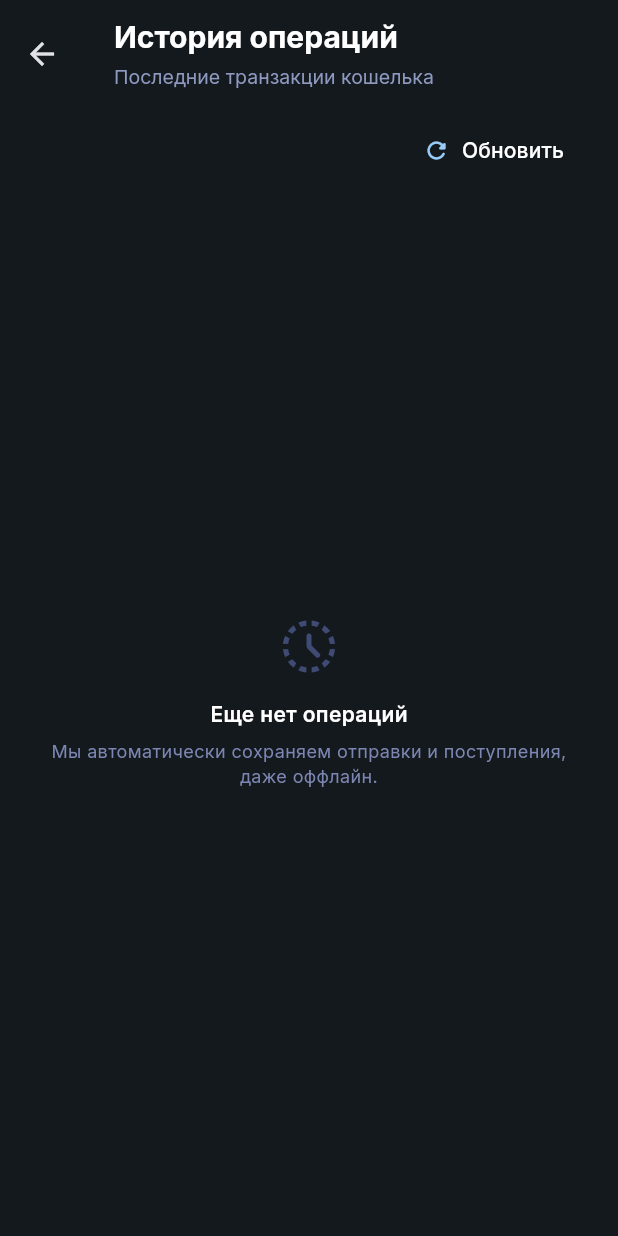
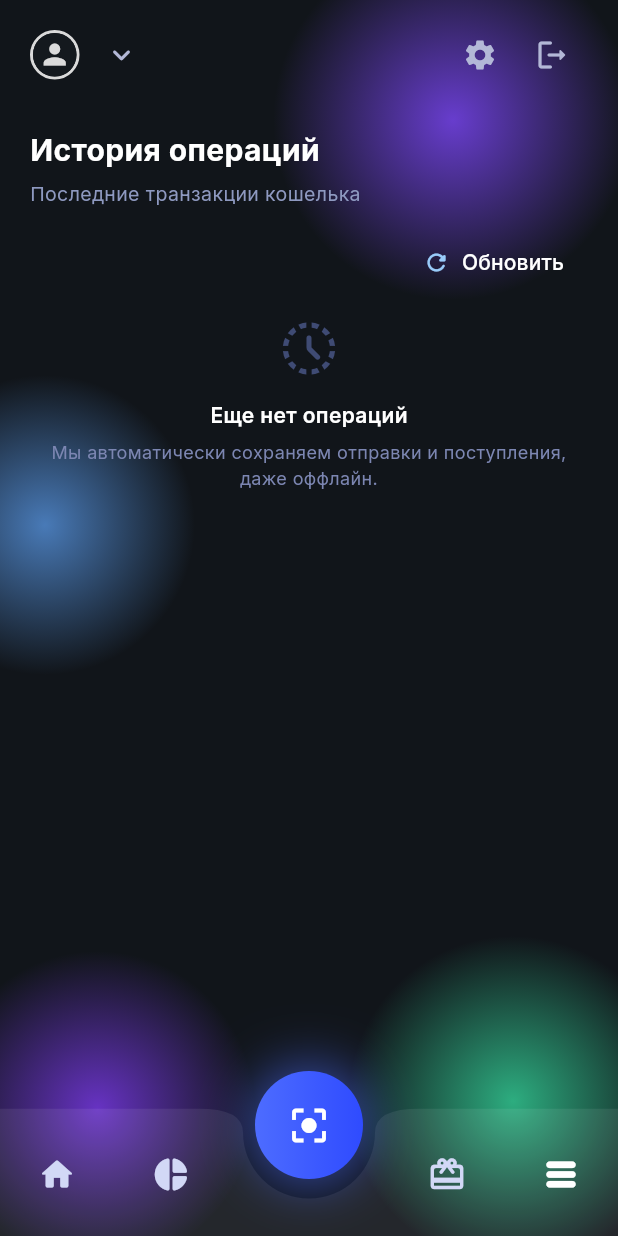
Before and after one commit to DaniilTR/atx_wallet, a Flutter app: the HistoryPage screen opened directly, on a phone screen of 412 x 824 dp. Run offline on Flutter 3.47's test engine with Material 3 defaults, Android fonts, the phone set to English and light mode, and no system bars; our stand-ins replace flutter_secure_storage, google_fonts, hex, qr_flutter, shared_preferences; missing offline and left inert: bip32, bip39, mobile_scanner, web3dart; accounts and stored records are empty.

Commit message:
изменения history_page.dart

```diff
--- a/lib/features/home/activity/history_page.dart
+++ b/lib/features/home/activity/history_page.dart
@@ -2,26 +2,91 @@ import 'package:flutter/material.dart';
 import 'package:flutter/services.dart';
 import 'package:google_fonts/google_fonts.dart';
 
-import '../../../providers/wallet_scope.dart';
+import 'package:atx_wallet/features/auth/widgets/animated_neon_background.dart';
+import 'package:atx_wallet/features/home/activity/qr_page.dart';
+import 'package:atx_wallet/features/home/home_page.dart';
+import 'package:atx_wallet/features/home/widgets/bottom_nav.dart';
+import 'package:atx_wallet/providers/wallet_scope.dart';
+import 'package:atx_wallet/services/auth_scope.dart';
 
-class HistoryPage extends StatelessWidget {
+class HistoryPage extends StatefulWidget {
   const HistoryPage({super.key});
 
   @override
+  State<HistoryPage> createState() => _HistoryPageState();
+}
+
+class _HistoryPageState extends State<HistoryPage> {
+  int _tab = 3;
+
+  void _handleTabChange(int value) {
+    if (value == 0) {
+      Navigator.of(context).pushReplacementNamed('/home');
+      return;
+    }
+    if (value == 1) {
+      Navigator.of(context).pushReplacementNamed('/market');
+      return;
+    }
+    if (value == 2) {
+      Navigator.of(context).pushReplacementNamed('/rewards');
+      return;
+    }
+    setState(() => _tab = value);
+  }
+
+  Future<T?> _showNeonSheet<T>(Widget child) {
+    return showModalBottomSheet<T>(
+      context: context,
+      isScrollControlled: true,
+      backgroundColor: Colors.transparent,
+      builder: (ctx) => SafeArea(
+        child: SingleChildScrollView(
+          padding: EdgeInsets.only(
+            bottom: MediaQuery.of(ctx).viewInsets.bottom + 20,
+            left: 16,
+            right: 16,
+            top: 12,
+          ),
+          child: child,
+        ),
+      ),
+    );
+  }
+
+  String? get _currentAddress {
+    final wallet = WalletScope.of(context);
+    return wallet.activeProfile?.addressHex;
+  }
+
+  Future<void> _openQrPage() async {
+    final scanned = await Navigator.of(context).push<String?>(
+      MaterialPageRoute(builder: (_) => QrPage(address: _currentAddress)),
+    );
+    if (!mounted) return;
+    if (scanned != null) {
+      await _showNeonSheet<void>(
+        SendSheet(address: _currentAddress, initialRecipient: scanned),
+      );
+    }
+  }
+
+  @override
   Widget build(BuildContext context) {
+    final auth = AuthScope.of(context);
     final wallet = WalletScope.of(context);
     final history = wallet.history;
     final loading = wallet.historyLoading;
     final error = wallet.historyError;
     final theme = Theme.of(context);
+    final isDark = theme.brightness == Brightness.dark;
+    final primaryTextColor = isDark ? Colors.white : const Color(0xFF0F172A);
 
     Widget body;
     if (loading && history.isEmpty) {
-      body = const Center(
-        child: CircularProgressIndicator(
-          strokeWidth: 2,
-          valueColor: AlwaysStoppedAnimation<Color>(Color(0xFF7C86B2)),
-        ),
+      body = const Padding(
+        padding: EdgeInsets.symmetric(vertical: 48),
+        child: Center(child: CircularProgressIndicator(strokeWidth: 2)),
       );
     } else if (history.isEmpty) {
       body = Center(
@@ -55,7 +120,8 @@ class HistoryPage extends StatelessWidget {
       );
     } else {
       body = ListView.separated(
-        physics: const BouncingScrollPhysics(),
+        shrinkWrap: true,
+        physics: const NeverScrollableScrollPhysics(),
         padding: EdgeInsets.zero,
         itemBuilder: (context, index) {
           final entry = history[index];
@@ -132,19 +198,68 @@ class HistoryPage extends StatelessWidget {
     }
 
     return Scaffold(
+      extendBody: true,
       backgroundColor: theme.scaffoldBackgroundColor,
-      appBar: AppBar(
-        backgroundColor: Colors.transparent,
-        elevation: 0,
-        titleSpacing: 20,
-        toolbarHeight: 72,
-        title: Column(
-          crossAxisAlignment: CrossAxisAlignment.start,
+      body: Stack(
         children: [
+          AnimatedNeonBackground(isDark: isDark),
+          const Positioned(
+            top: -40,
+            right: -10,
+            child: _GlowCircle(
+              diameter: 240,
+              color: Color.fromARGB(255, 125, 71, 250),
+              opacity: 0.8,
+            ),
+          ),
+          const Positioned(
+            top: 250,
+            left: -70,
+            child: _GlowCircle(
+              diameter: 200,
+              color: Color(0xFF60A5FA),
+              opacity: 0.7,
+            ),
+          ),
+          const Positioned(
+            bottom: -20,
+            left: -40,
+            child: _GlowCircle(
+              diameter: 210,
+              color: Color(0xFF7C3AED),
+              opacity: 0.8,
+            ),
+          ),
+          const Positioned(
+            bottom: -20,
+            right: -40,
+            child: _GlowCircle(
+              diameter: 220,
+              color: Color(0xFF34D399),
+              opacity: 0.8,
+            ),
+          ),
+          SafeArea(
+            child: ListView(
+              physics: const BouncingScrollPhysics(),
+              padding: const EdgeInsets.fromLTRB(20, 4, 20, 190),
+              children: [
+                HomeTopBar(
+                  username: auth.currentUser?.username ?? 'Wallet',
+                  isDark: isDark,
+                  onSettings: () => Navigator.pushNamed(context, '/settings'),
+                  onLogout: () async {
+                    wallet.clearDevProfile();
+                    await auth.logout();
+                    if (!mounted) return;
+                    Navigator.pushReplacementNamed(context, '/login');
+                  },
+                ),
+                const SizedBox(height: 16),
                 Text(
                   'История операций',
                   style: GoogleFonts.inter(
-                color: Colors.white,
+                    color: primaryTextColor,
                     fontSize: 20,
                     fontWeight: FontWeight.w700,
                   ),
@@ -153,36 +268,29 @@ class HistoryPage extends StatelessWidget {
                 Text(
                   'Последние транзакции кошелька',
                   style: GoogleFonts.inter(
-                color: const Color(0xFF8E99C0),
+                    color: isDark
+                        ? const Color(0xFF8E99C0)
+                        : const Color(0xFF475569),
                     fontSize: 13,
                   ),
                 ),
-          ],
-        ),
-      ),
-      body: Padding(
-        padding: const EdgeInsets.fromLTRB(20, 4, 20, 24),
-        child: Column(
-          children: [
+                const SizedBox(height: 12),
                 Align(
                   alignment: Alignment.centerRight,
                   child: TextButton.icon(
                     onPressed: loading ? null : () => wallet.refreshHistory(),
                     icon: loading
-                    ? SizedBox(
+                        ? const SizedBox(
                             width: 16,
                             height: 16,
-                        child: CircularProgressIndicator(
-                          strokeWidth: 2,
-                          valueColor: const AlwaysStoppedAnimation<Color>(
-                            Color(0xFF7C86B2),
-                          ),
-                        ),
+                            child: CircularProgressIndicator(strokeWidth: 2),
                           )
                         : const Icon(Icons.refresh_rounded, size: 18),
                     label: Text(
                       'Обновить',
-                  style: GoogleFonts.inter(color: Colors.white),
+                      style: GoogleFonts.inter(
+                        color: isDark ? Colors.white : const Color(0xFF0F172A),
+                      ),
                     ),
                   ),
                 ),
@@ -197,8 +305,44 @@ class HistoryPage extends StatelessWidget {
                   ),
                 ],
                 const SizedBox(height: 12),
-            Expanded(child: body),
+                body,
               ],
+            ),
+          ),
+        ],
+      ),
+      bottomNavigationBar: BottomNav(
+        index: _tab,
+        onChanged: _handleTabChange,
+        onQrTap: _openQrPage,
+        isDark: isDark,
+      ),
+    );
+  }
+}
+
+class _GlowCircle extends StatelessWidget {
+  const _GlowCircle({
+    required this.diameter,
+    required this.color,
+    this.opacity = 0.55,
+  });
+
+  final double diameter;
+  final Color color;
+  final double opacity;
+
+  @override
+  Widget build(BuildContext context) {
+    return IgnorePointer(
+      child: Container(
+        width: diameter,
+        height: diameter,
+        decoration: BoxDecoration(
+          shape: BoxShape.circle,
+          gradient: RadialGradient(
+            colors: [color.withOpacity(opacity), color.withOpacity(0.0)],
+          ),
         ),
       ),
     );
--- a/lib/features/market/coin_detail_page.dart
+++ b/lib/features/home/activity/market/coin_detail_page.dart
@@ -1,8 +1,8 @@
 import 'package:flutter/material.dart';
 import 'package:google_fonts/google_fonts.dart';
 
-import '../../providers/wallet_scope.dart';
-import '../../services/price_service.dart';
+import '../../../../providers/wallet_scope.dart';
+import '../../../../services/price_service.dart';
 
 class CoinDetailPage extends StatefulWidget {
   const CoinDetailPage({
--- a/lib/features/market/market_screen.dart
+++ b/lib/features/home/activity/market/market_screen.dart
@@ -1,4 +1,4 @@
-part of '../home/home_page.dart';
+part of '../../home_page.dart';
 
 class MarketScreen extends StatefulWidget {
   const MarketScreen({super.key});
@@ -30,9 +30,7 @@ class _MarketScreenState extends State<MarketScreen> {
   }
 
   Future<void> _openHistoryPage() async {
-    await Navigator.of(
-      context,
-    ).push(MaterialPageRoute(builder: (_) => const HistoryPage()));
+    await Navigator.of(context).pushNamed('/history');
   }
 
   Future<void> _openQrPage() async {
--- a/lib/features/home/activity/rewards_page.dart
+++ b/lib/features/home/activity/rewards_page.dart
@@ -30,9 +30,7 @@ class _RewardsPageState extends State<RewardsPage> {
   }
 
   Future<void> _openHistoryPage() async {
-    await Navigator.of(
-      context,
-    ).push(MaterialPageRoute(builder: (_) => const HistoryPage()));
+    await Navigator.of(context).pushNamed('/history');
   }
 
   Future<void> _openQrPage() async {
--- a/lib/main.dart
+++ b/lib/main.dart
@@ -7,12 +7,13 @@ import 'features/settings/settings_screen.dart';
 import 'services/platform.dart';
 import 'features/desktop/pairing_screen.dart';
 import 'features/desktop/dashboard_screen.dart';
-import 'features/connection_screen/pair_connect_screen.dart';
+import 'features/desktop/connection_screen/pair_connect_screen.dart';
 import 'package:google_fonts/google_fonts.dart';
 import 'features/auth/start_page.dart';
 import 'features/auth/login_page.dart';
 import 'features/auth/register_page.dart';
 import 'features/home/home_page.dart';
+import 'features/home/activity/history_page.dart';
 import 'providers/wallet_provider.dart';
 import 'providers/wallet_scope.dart';
 
@@ -182,6 +183,9 @@ class _AtxWalletAppState extends State<AtxWalletApp> {
         '/login': (_) => const LoginPage(),
         '/register': (_) => const RegisterPage(),
         '/home': (_) => const HomePage(),
+        '/market': (_) => const MarketScreen(),
+        '/rewards': (_) => const RewardsPage(),
+        '/history': (_) => const HistoryPage(),
         '/mobile/pair': (_) => const MobilePairConnectScreen(),
         '/desktop/pair': (_) => const DesktopPairingScreen(),
         '/desktop/dashboard': (_) => const DesktopDashboardScreen(),
--- a/lib/services/config.dart
+++ b/lib/services/config.dart
@@ -37,7 +37,7 @@ const String kBnbUsdPriceUrl = String.fromEnvironment(
 /// Начальный маршрут — если хотите пропускать логин при отладке, смените на '/home'.
 const String kInitialRoute = String.fromEnvironment(
   'INITIAL_ROUTE',
-  defaultValue: '/home',
+  defaultValue: '/start',
 );
 
 /// WebSocket-ретранслятор для сессий Desktop↔Mobile (можно переопределить через dart-define).
```
Also changed, not shown: lib/features/desktop/connection_screen/pair_connect_screen.dart (renamed from lib/features/connection_screen/pair_connect_screen.dart, +32 -17 lines), lib/features/home/home_page.dart (+17 -8 lines), lib/features/home/activity/market/models/coin.dart (renamed from lib/features/market/models/coin.dart), lib/features/home/activity/market/services/coin_service.dart (renamed from lib/features/market/services/coin_service.dart), 1 other file. Lines whose indentation alone changed are shown as unchanged.
